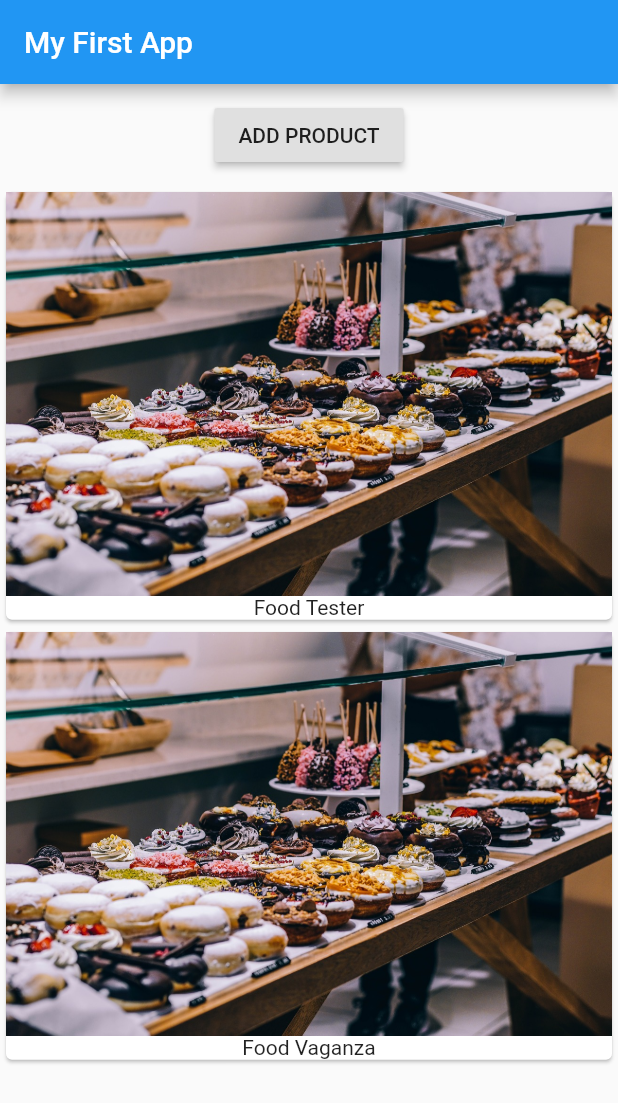
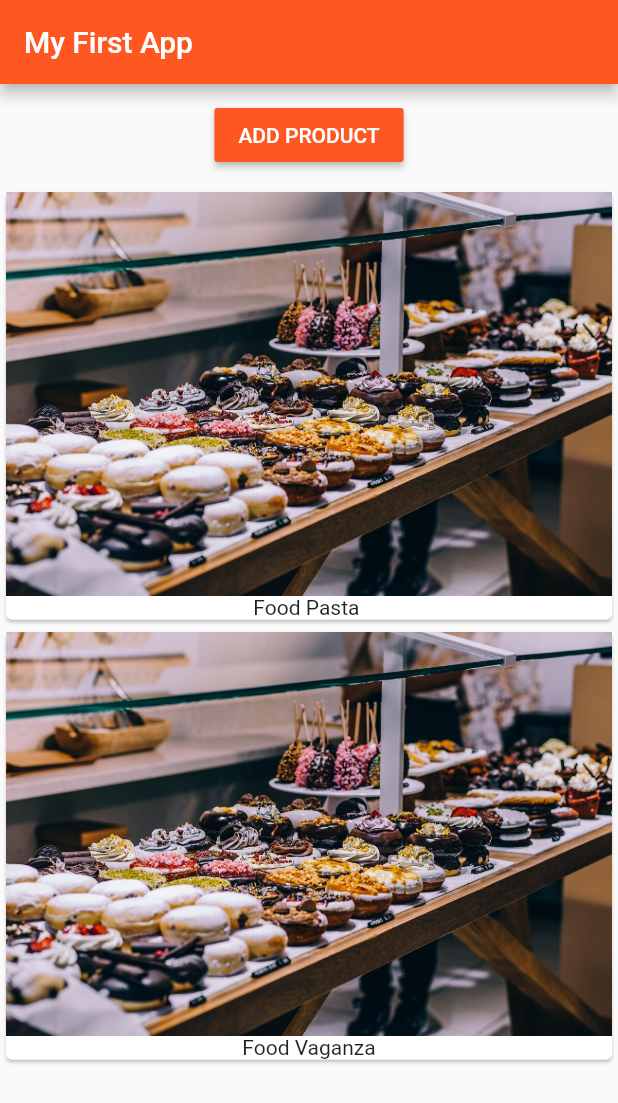
Before and after one commit to khanifzyen/my_first_app, a Flutter app: the screen it shows after launch, after a tap on "ADD PRODUCT", on a phone screen of 412 x 824 dp. Shown: the top 1103 px of the screen. Run offline on Flutter 3.47's test engine with Material 2 defaults, Android fonts, the phone set to English and light mode, and no system bars.

Commit message:
mengenal fitur dart u3.12

```diff
--- a/lib/main.dart
+++ b/lib/main.dart
@@ -2,14 +2,13 @@ import 'package:flutter/material.dart';
 
 import 'product_manager.dart';
 
-void main() {
-  runApp(MyApp());
-}
+void main() => runApp(MyApp());
 
 class MyApp extends StatelessWidget {
   @override
   Widget build(BuildContext context) {
     return MaterialApp(
+      theme: ThemeData(primarySwatch: Colors.deepOrange,brightness: Brightness.light),
       debugShowCheckedModeBanner: false,
       title: 'Hello World',
       home: HomePage(),
@@ -23,14 +22,13 @@ class HomePage extends StatefulWidget {
 }
 
 class _HomePageState extends State<HomePage> {
-
   @override
   Widget build(BuildContext context) {
     return Scaffold(
       appBar: AppBar(
         title: Text('My First App'),
       ),
-      body: ProductManager('Food Tester'),
+      body: ProductManager(startingProduct:'Food Pasta '),
     );
   }
 }
--- a/lib/product_manager.dart
+++ b/lib/product_manager.dart
@@ -4,7 +4,7 @@ import './products.dart';
 class ProductManager extends StatefulWidget {
   final String startingProduct;
 
-  ProductManager(this.startingProduct);
+  ProductManager({this.startingProduct = 'Food Tester'});
 
   @override
   _ProductManagerState createState() {
@@ -32,7 +32,11 @@ class _ProductManagerState extends State<ProductManager> {
         Container(
           margin: EdgeInsets.only(top: 10.0, bottom: 10.0),
           child: RaisedButton(
-            child: Text('ADD PRODUCT'),
+            color: Theme.of(context).primaryColor,
+            child: Text(
+              'ADD PRODUCT',
+              style: TextStyle(color: Colors.white),
+            ),
             onPressed: () {
               setState(() {
                 _products.add('Food Vaganza');
```
